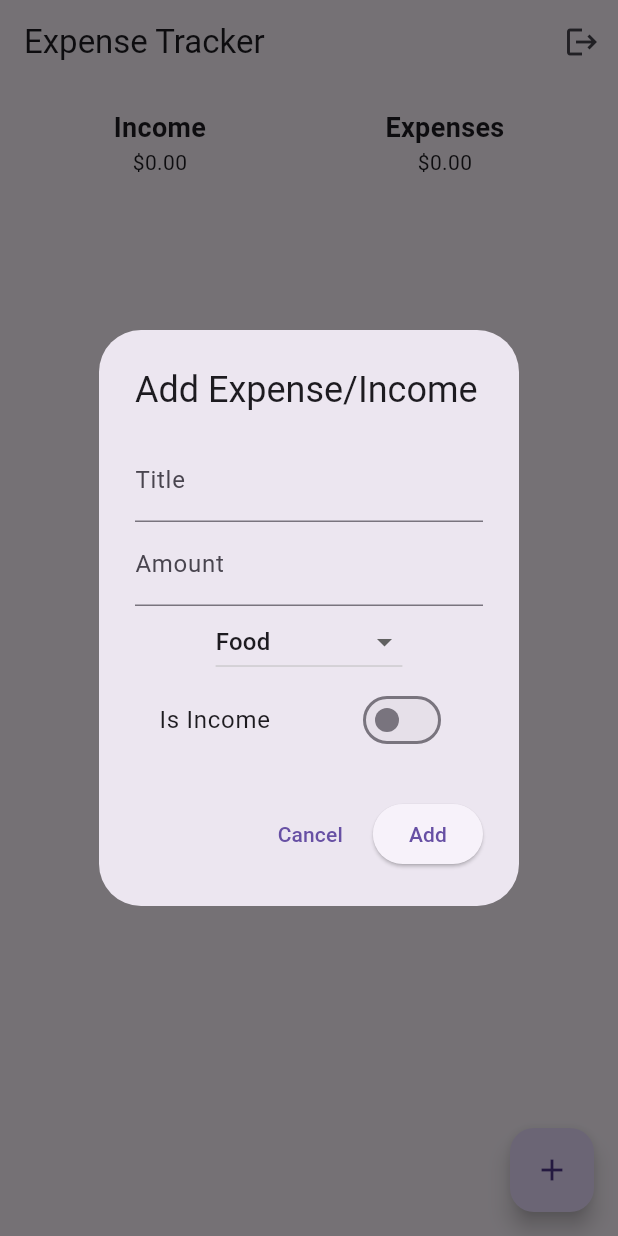
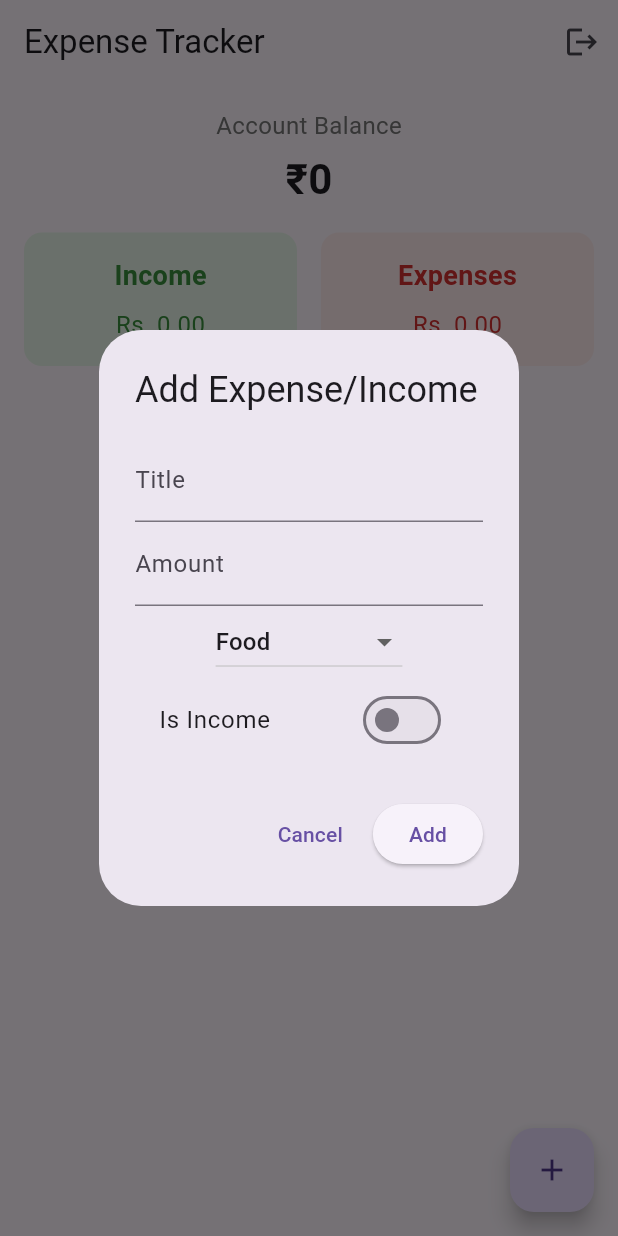
Before and after one commit to Deepanshu9229/CipherSchools-Flutter-Assignment, a Flutter app: the HomeScreen screen opened directly, after a tap on the "add" icon, on a phone screen of 412 x 824 dp. Run offline on Flutter 3.47's test engine with Material 3 defaults, Android fonts, the phone set to English and light mode, and no system bars; our stand-ins replace cloud_firestore, firebase_auth, firebase_core, google_sign_in, hive, hive_flutter and 1 more; accounts and stored records are empty.

Commit message:
home-page

```diff
--- a/lib/main.dart
+++ b/lib/main.dart
@@ -41,7 +41,8 @@ class MyApp extends StatelessWidget {
         home: Consumer<AuthProvider>(
           builder: (context, authProvider, _) {
             // If the user is authenticated, go to HomeScreen; otherwise, show LoginScreen.
-            return authProvider.isAuthenticated ? HomeScreen() : LoginScreen();
+            // return authProvider.isAuthenticated ? HomeScreen() : LoginScreen();
+            return authProvider.isAuthenticated ? HomeScreen() : HomeScreen();
           },
         ),
       ),
--- a/lib/screens/home_screen.dart
+++ b/lib/screens/home_screen.dart
@@ -4,6 +4,7 @@ import '../providers/auth_provider.dart';
 import '../providers/expense_provider.dart';
 import '../models/expense.dart';
 import '../widgets/expense_item.dart';
+import '../widgets/stat_card.dart';
 
 class HomeScreen extends StatefulWidget {
   @override
@@ -11,7 +12,6 @@ class HomeScreen extends StatefulWidget {
 }
 
 class _HomeScreenState extends State<HomeScreen> {
-  // Controllers and default selections for the add expense dialog.
   final TextEditingController titleController = TextEditingController();
   final TextEditingController amountController = TextEditingController();
   String selectedCategory = 'Food';
@@ -23,12 +23,14 @@ class _HomeScreenState extends State<HomeScreen> {
     final expenseProvider = Provider.of<ExpenseProvider>(context);
     final authProvider = Provider.of<AuthProvider>(context, listen: false);
 
+    // Calculate total income, total expense, and net balance
     double totalIncome = expenseProvider.expenses
         .where((e) => e.isIncome)
-        .fold(0, (prev, e) => prev + e.amount);
+        .fold(0, (sum, e) => sum + e.amount);
     double totalExpense = expenseProvider.expenses
         .where((e) => !e.isIncome)
-        .fold(0, (prev, e) => prev + e.amount);
+        .fold(0, (sum, e) => sum + e.amount);
+    double accountBalance = totalIncome - totalExpense;
 
     return Scaffold(
       appBar: AppBar(
@@ -39,46 +41,61 @@ class _HomeScreenState extends State<HomeScreen> {
             onPressed: () async {
               await authProvider.signOut();
             },
-          )
+          ),
         ],
       ),
       body: Column(
         children: [
-          // Summary Section
+          SizedBox(height: 16),
+          // Centered Account Balance
+          Text(
+            'Account Balance',
+            style: TextStyle(fontSize: 16, color: Colors.grey[600]),
+          ),
+          SizedBox(height: 4),
+          Text(
+            '₹${accountBalance.toStringAsFixed(0)}',
+            style: TextStyle(fontSize: 28, fontWeight: FontWeight.bold),
+          ),
+          SizedBox(height: 16),
+
+          // Two StatCards for Income & Expenses
           Padding(
-            padding: const EdgeInsets.all(16.0),
+            padding: const EdgeInsets.symmetric(horizontal: 16.0),
             child: Row(
-              mainAxisAlignment: MainAxisAlignment.spaceAround,
               children: [
-                Column(
-                  children: [
-                    Text('Income',
-                        style: TextStyle(fontSize: 18, fontWeight: FontWeight.bold)),
-                    Text('\$${totalIncome.toStringAsFixed(2)}'),
-                  ],
+                Expanded(
+                  child: StatCard(
+                    label: 'Income',
+                    amount: totalIncome,
+                    bgColor: Colors.green[50]!,
+                    textColor: Colors.green[700]!,
                   ),
-                Column(
-                  children: [
-                    Text('Expenses',
-                        style: TextStyle(fontSize: 18, fontWeight: FontWeight.bold)),
-                    Text('\$${totalExpense.toStringAsFixed(2)}'),
-                  ],
+                ),
+                SizedBox(width: 16),
+                Expanded(
+                  child: StatCard(
+                    label: 'Expenses',
+                    amount: totalExpense,
+                    bgColor: Colors.red[50]!,
+                    textColor: Colors.red[700]!,
+                  ),
                 ),
               ],
             ),
           ),
-          // Expenses List
+          SizedBox(height: 16),
+
+          // Expanded list of transactions
           Expanded(
             child: ListView.builder(
               itemCount: expenseProvider.expenses.length,
               itemBuilder: (context, index) {
-                Expense expense = expenseProvider.expenses[index];
+                final expense = expenseProvider.expenses[index];
                 return Dismissible(
                   key: Key(expense.id),
                   direction: DismissDirection.endToStart,
-                  onDismissed: (direction) {
-                    expenseProvider.deleteExpense(expense);
-                  },
+                  onDismissed: (_) => expenseProvider.deleteExpense(expense),
                   background: Container(
                     color: Colors.red,
                     alignment: Alignment.centerRight,
@@ -101,10 +118,10 @@ class _HomeScreenState extends State<HomeScreen> {
     );
   }
 
-  void _showAddExpenseDialog(BuildContext context, expenseProvider) {
+  void _showAddExpenseDialog(BuildContext context, ExpenseProvider expenseProvider) {
     showDialog(
       context: context,
-      builder: (BuildContext context) {
+      builder: (context) {
         return StatefulBuilder(builder: (context, setStateDialog) {
           return AlertDialog(
             title: Text('Add Expense/Income'),
@@ -122,41 +139,36 @@ class _HomeScreenState extends State<HomeScreen> {
                   ),
                   DropdownButton<String>(
                     value: selectedCategory,
-                    onChanged: (String? newValue) {
+                    onChanged: (newValue) {
                       if (newValue != null) {
                         setStateDialog(() {
                           selectedCategory = newValue;
                         });
                       }
                     },
-                    items: categories.map<DropdownMenuItem<String>>((String value) {
-                      return DropdownMenuItem<String>(
+                    items: categories
+                        .map((value) => DropdownMenuItem(
+                              child: Text(value),
                               value: value,
-                        child: Text(value),
-                      );
-                    }).toList(),
+                            ))
+                        .toList(),
                   ),
                   SwitchListTile(
                     title: Text('Is Income'),
                     value: isIncome,
-                    onChanged: (val) {
-                      setStateDialog(() {
-                        isIncome = val;
-                      });
-                    },
+                    onChanged: (val) => setStateDialog(() => isIncome = val),
                   ),
                 ],
               ),
             ),
             actions: [
               TextButton(
-                  onPressed: () {
-                    Navigator.of(context).pop();
-                  },
-                  child: Text('Cancel')),
+                onPressed: () => Navigator.of(context).pop(),
+                child: Text('Cancel'),
+              ),
               ElevatedButton(
                 onPressed: () {
-                    final expense = Expense(
+                  final newExpense = Expense(
                     id: DateTime.now().toString(),
                     title: titleController.text,
                     amount: double.tryParse(amountController.text) ?? 0,
@@ -164,12 +176,13 @@ class _HomeScreenState extends State<HomeScreen> {
                     date: DateTime.now(),
                     isIncome: isIncome,
                   );
-                    expenseProvider.addExpense(expense);
+                  expenseProvider.addExpense(newExpense);
                   titleController.clear();
                   amountController.clear();
                   Navigator.of(context).pop();
                 },
-                  child: Text('Add'))
+                child: Text('Add'),
+              ),
             ],
           );
         });
--- a/lib/screens/login_screen.dart
+++ b/lib/screens/login_screen.dart
@@ -1,6 +1,7 @@
 import 'package:flutter/material.dart';
 import 'package:provider/provider.dart';
 import '../providers/auth_provider.dart';
+import 'home_screen.dart';
 
 class LoginScreen extends StatelessWidget {
   @override
@@ -14,6 +15,13 @@ class LoginScreen extends StatelessWidget {
         child: ElevatedButton(
           onPressed: () async {
             await authProvider.signInWithGoogle();
+            if (authProvider.isAuthenticated) {
+              // Navigate to HomeScreen if sign-in was successful.
+              Navigator.pushReplacement(
+                context,
+                MaterialPageRoute(builder: (context) => HomeScreen()),
+              );
+            }
           },
           child: Text('Sign in with Google'),
         ),
--- a/lib/widgets/expense_item.dart
+++ b/lib/widgets/expense_item.dart
@@ -15,7 +15,7 @@ class ExpenseItem extends StatelessWidget {
       ),
       title: Text(expense.title),
       subtitle: Text('${expense.category} • ${DateFormat.yMMMd().format(expense.date)}'),
-      trailing: Text('\$${expense.amount.toStringAsFixed(2)}'),
+      trailing: Text('\Rs. ${expense.amount.toStringAsFixed(2)}'),
     );
   }
 }
--- /dev/null
+++ b/lib/widgets/stat_card.dart
@@ -0,0 +1,40 @@
+import 'package:flutter/material.dart';
+
+class StatCard extends StatelessWidget {
+  final String label;
+  final double amount;
+  final Color bgColor;
+  final Color textColor;
+
+  const StatCard({
+    Key? key,
+    required this.label,
+    required this.amount,
+    required this.bgColor,
+    required this.textColor,
+  }) : super(key: key);
+
+  @override
+  Widget build(BuildContext context) {
+    return Container(
+      padding: EdgeInsets.all(16),
+      decoration: BoxDecoration(
+        color: bgColor,
+        borderRadius: BorderRadius.circular(12),
+      ),
+      child: Column(
+        children: [
+          Text(
+            label,
+            style: TextStyle(fontSize: 18, fontWeight: FontWeight.bold, color: textColor),
+          ),
+          SizedBox(height: 8),
+          Text(
+            '\Rs. ${amount.toStringAsFixed(2)}',
+            style: TextStyle(fontSize: 16, color: textColor),
+          ),
+        ],
+      ),
+    );
+  }
+}
```
Also changed, not shown: 1 other file. Lines whose indentation alone changed are shown as unchanged.
